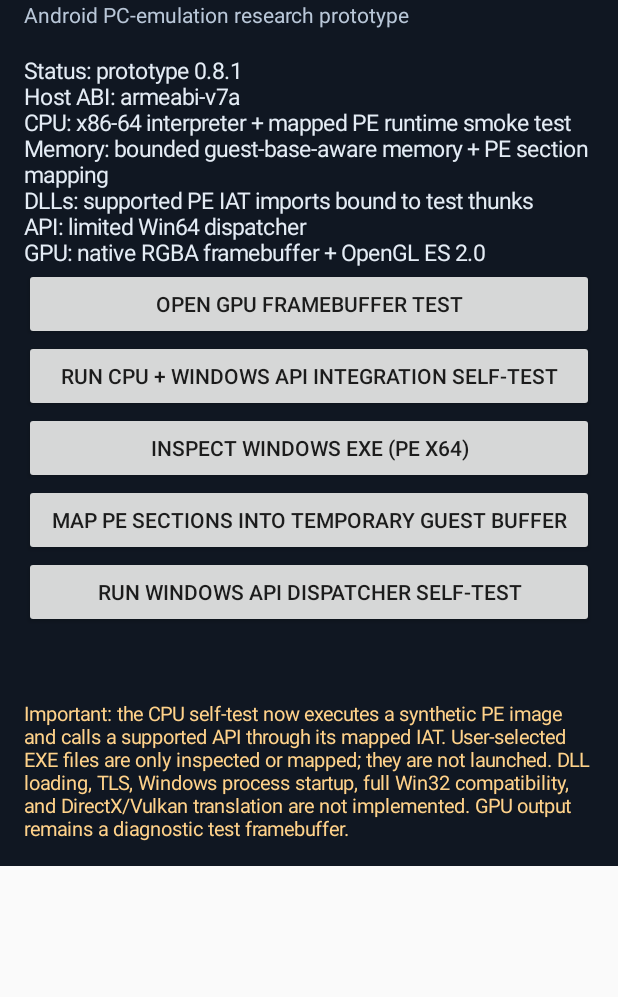
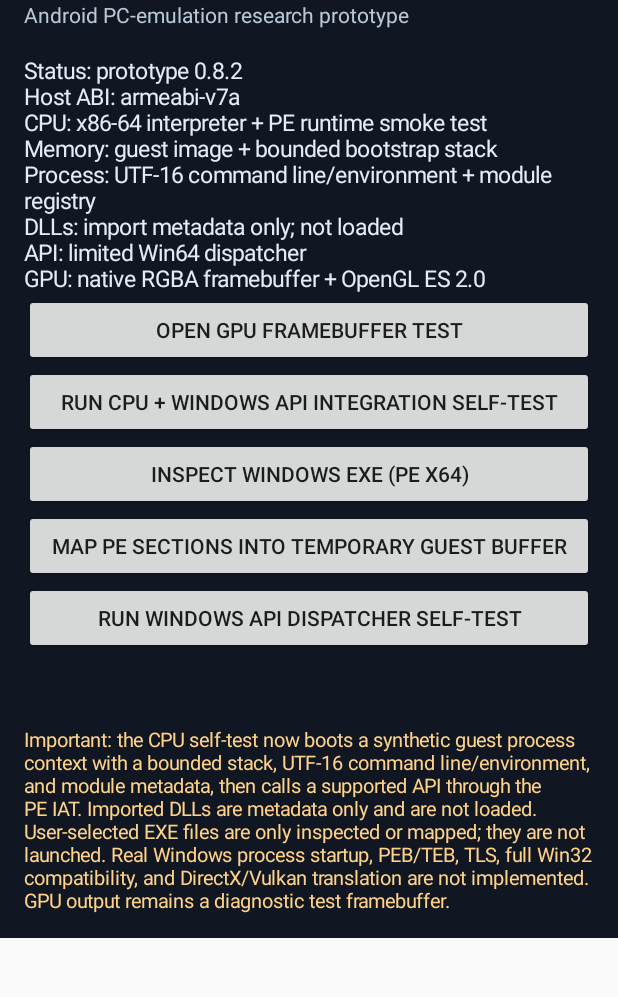
Before and after one commit to suksesjt12-source/AsterPc, an Android app: the screen it shows after launch (MainActivity), on a phone screen of 412 x 824 dp, the part 85-1082 px from its top. Run offline under Robolectric (Android 15) with nearby library versions, the phone set to English and light mode, and no system bars; 1 statement that could not run was skipped.

Commit message:
Update app status for guest process bootstrap

```diff
--- a/app/src/main/java/com/asterpc/MainActivity.java
+++ b/app/src/main/java/com/asterpc/MainActivity.java
@@ -52,8 +52,8 @@ public class MainActivity extends Activity {
         root.addView(subtitle);
 
         TextView status = new TextView(this);
-        status.setText("\nStatus: prototype 0.8.1\nHost ABI: " + android.os.Build.SUPPORTED_ABIS[0]
-                + "\nCPU: x86-64 interpreter + mapped PE runtime smoke test\nMemory: bounded guest-base-aware memory + PE section mapping\nDLLs: supported PE IAT imports bound to test thunks\nAPI: limited Win64 dispatcher\nGPU: native RGBA framebuffer + OpenGL ES 2.0");
+        status.setText("\nStatus: prototype 0.8.2\nHost ABI: " + android.os.Build.SUPPORTED_ABIS[0]
+                + "\nCPU: x86-64 interpreter + PE runtime smoke test\nMemory: guest image + bounded bootstrap stack\nProcess: UTF-16 command line/environment + module registry\nDLLs: import metadata only; not loaded\nAPI: limited Win64 dispatcher\nGPU: native RGBA framebuffer + OpenGL ES 2.0");
         status.setTextColor(0xFFE4ECF5);
         status.setTextSize(15);
         root.addView(status);
@@ -89,7 +89,7 @@ public class MainActivity extends Activity {
         root.addView(output);
 
         TextView warning = new TextView(this);
-        warning.setText("\nImportant: the CPU self-test now executes a synthetic PE image and calls a supported API through its mapped IAT. User-selected EXE files are only inspected or mapped; they are not launched. DLL loading, TLS, Windows process startup, full Win32 compatibility, and DirectX/Vulkan translation are not implemented. GPU output remains a diagnostic test framebuffer.");
+        warning.setText("\nImportant: the CPU self-test now boots a synthetic guest process context with a bounded stack, UTF-16 command line/environment, and module metadata, then calls a supported API through the PE IAT. Imported DLLs are metadata only and are not loaded. User-selected EXE files are only inspected or mapped; they are not launched. Real Windows process startup, PEB/TEB, TLS, full Win32 compatibility, and DirectX/Vulkan translation are not implemented. GPU output remains a diagnostic test framebuffer.");
         warning.setTextColor(0xFFFFD28A);
         warning.setTextSize(13);
         root.addView(warning);
```
